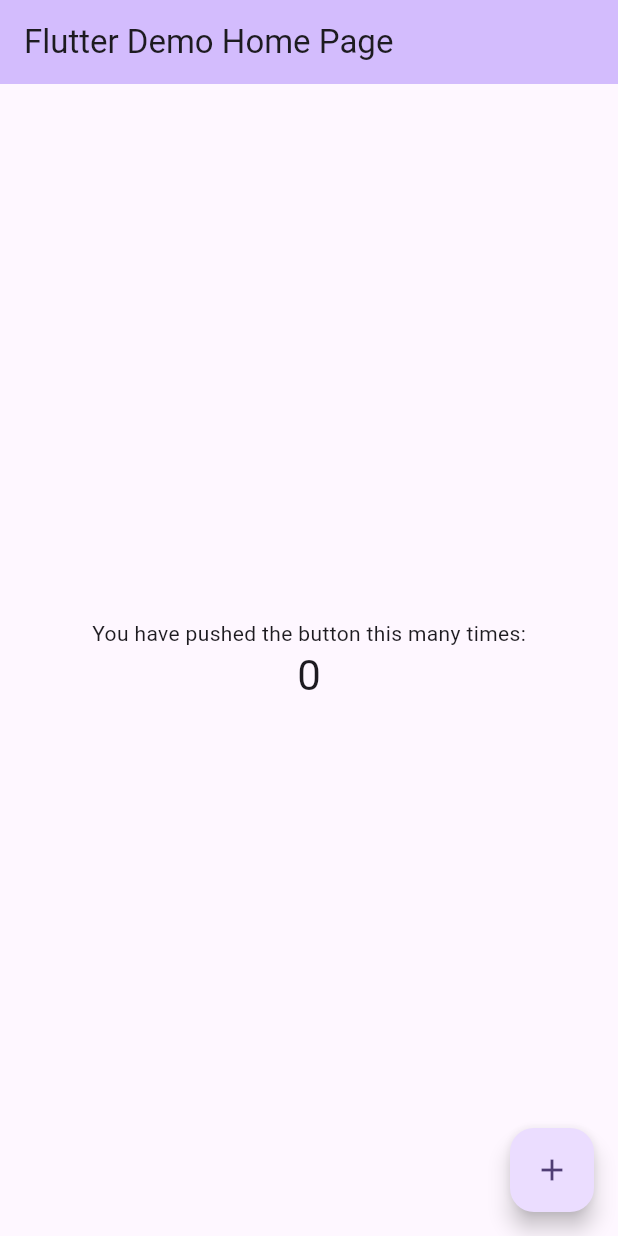
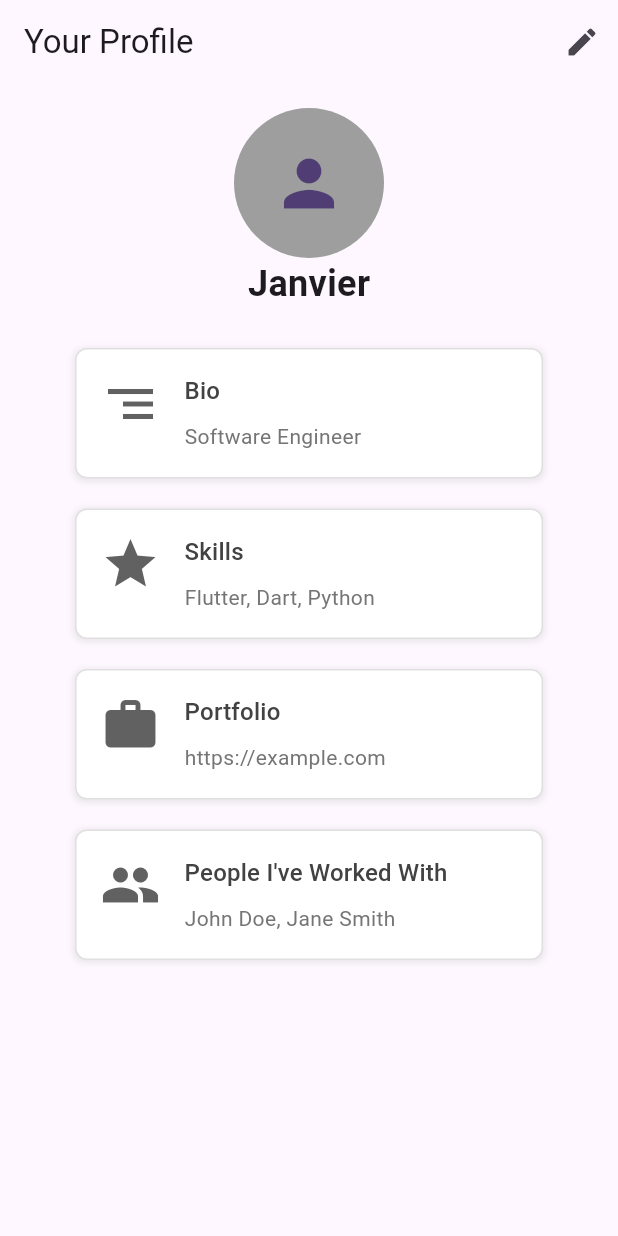
Before and after one commit to DaveSaah/collabhub, a Flutter app: the screen it shows after launch, on a phone screen of 412 x 824 dp. Run offline on Flutter 3.47's test engine with Material 3 defaults, Android fonts, the phone set to English and light mode, and no system bars.

Commit message:
feat: add view profile page

```diff
--- /dev/null
+++ b/lib/components/info_card.dart
@@ -0,0 +1,70 @@
+import 'package:flutter/material.dart';
+
+class InfoCard extends StatelessWidget {
+  final String title;
+  final String description;
+  final IconData icon;
+  final Color? backgroundColor;
+
+  const InfoCard({
+    super.key,
+    required this.title,
+    required this.description,
+    required this.icon,
+    this.backgroundColor,
+  });
+
+  @override
+  Widget build(BuildContext context) {
+    return Container(
+      margin: const EdgeInsets.all(10.0),
+      decoration: BoxDecoration(
+        border: Border.all(color: Colors.grey[300]!, width: 1.0),
+        borderRadius: BorderRadius.circular(8.0),
+        color: backgroundColor ?? Colors.white,
+        boxShadow: [
+          BoxShadow(
+            color: Colors.grey.withValues(alpha: .2),
+            spreadRadius: 1,
+            blurRadius: 3,
+            offset: const Offset(0, 1),
+          ),
+        ],
+      ),
+      child: Padding(
+        padding: const EdgeInsets.all(16.0),
+        child: Row(
+          crossAxisAlignment: CrossAxisAlignment.start,
+          children: [
+            // Icon on the left
+            Icon(icon, size: 40.0, color: Colors.grey[700]),
+            const SizedBox(width: 16.0), // Spacing between icon and text
+            // Text content on the right
+            Expanded(
+              child: Column(
+                crossAxisAlignment: CrossAxisAlignment.start,
+                children: [
+                  Text(
+                    title,
+                    style: Theme.of(context).textTheme.titleMedium?.copyWith(
+                      fontWeight: FontWeight.w500,
+                      color: Colors.grey[800],
+                    ),
+                  ),
+                  const SizedBox(height: 8.0),
+                  Text(
+                    description,
+                    style: Theme.of(context).textTheme.bodyMedium?.copyWith(
+                      color: Colors.grey[600],
+                      height: 1.5,
+                    ),
+                  ),
+                ],
+              ),
+            ),
+          ],
+        ),
+      ),
+    );
+  }
+}
--- a/lib/main.dart
+++ b/lib/main.dart
@@ -1,4 +1,5 @@
 import 'package:flutter/material.dart';
+import 'package:collabhub/views/profile.dart';
 
 void main() {
   runApp(const MyApp());
@@ -12,111 +13,11 @@ class MyApp extends StatelessWidget {
   Widget build(BuildContext context) {
     return MaterialApp(
       title: 'Flutter Demo',
+      debugShowCheckedModeBanner: false,
       theme: ThemeData(
-        // This is the theme of your application.
-        //
-        // TRY THIS: Try running your application with "flutter run". You'll see
-        // the application has a purple toolbar. Then, without quitting the app,
-        // try changing the seedColor in the colorScheme below to Colors.green
-        // and then invoke "hot reload" (save your changes or press the "hot
-        // reload" button in a Flutter-supported IDE, or press "r" if you used
-        // the command line to start the app).
-        //
-        // Notice that the counter didn't reset back to zero; the application
-        // state is not lost during the reload. To reset the state, use hot
-        // restart instead.
-        //
-        // This works for code too, not just values: Most code changes can be
-        // tested with just a hot reload.
         colorScheme: ColorScheme.fromSeed(seedColor: Colors.deepPurple),
       ),
-      home: const MyHomePage(title: 'Flutter Demo Home Page'),
+      home: const ProfileView(),
     );
   }
 }
-
-class MyHomePage extends StatefulWidget {
-  const MyHomePage({super.key, required this.title});
-
-  // This widget is the home page of your application. It is stateful, meaning
-  // that it has a State object (defined below) that contains fields that affect
-  // how it looks.
-
-  // This class is the configuration for the state. It holds the values (in this
-  // case the title) provided by the parent (in this case the App widget) and
-  // used by the build method of the State. Fields in a Widget subclass are
-  // always marked "final".
-
-  final String title;
-
-  @override
-  State<MyHomePage> createState() => _MyHomePageState();
-}
-
-class _MyHomePageState extends State<MyHomePage> {
-  int _counter = 0;
-
-  void _incrementCounter() {
-    setState(() {
-      // This call to setState tells the Flutter framework that something has
-      // changed in this State, which causes it to rerun the build method below
-      // so that the display can reflect the updated values. If we changed
-      // _counter without calling setState(), then the build method would not be
-      // called again, and so nothing would appear to happen.
-      _counter++;
-    });
-  }
-
-  @override
-  Widget build(BuildContext context) {
-    // This method is rerun every time setState is called, for instance as done
-    // by the _incrementCounter method above.
-    //
-    // The Flutter framework has been optimized to make rerunning build methods
-    // fast, so that you can just rebuild anything that needs updating rather
-    // than having to individually change instances of widgets.
-    return Scaffold(
-      appBar: AppBar(
-        // TRY THIS: Try changing the color here to a specific color (to
-        // Colors.amber, perhaps?) and trigger a hot reload to see the AppBar
-        // change color while the other colors stay the same.
-        backgroundColor: Theme.of(context).colorScheme.inversePrimary,
-        // Here we take the value from the MyHomePage object that was created by
-        // the App.build method, and use it to set our appbar title.
-        title: Text(widget.title),
-      ),
-      body: Center(
-        // Center is a layout widget. It takes a single child and positions it
-        // in the middle of the parent.
-        child: Column(
-          // Column is also a layout widget. It takes a list of children and
-          // arranges them vertically. By default, it sizes itself to fit its
-          // children horizontally, and tries to be as tall as its parent.
-          //
-          // Column has various properties to control how it sizes itself and
-          // how it positions its children. Here we use mainAxisAlignment to
-          // center the children vertically; the main axis here is the vertical
-          // axis because Columns are vertical (the cross axis would be
-          // horizontal).
-          //
-          // TRY THIS: Invoke "debug painting" (choose the "Toggle Debug Paint"
-          // action in the IDE, or press "p" in the console), to see the
-          // wireframe for each widget.
-          mainAxisAlignment: MainAxisAlignment.center,
-          children: <Widget>[
-            const Text('You have pushed the button this many times:'),
-            Text(
-              '$_counter',
-              style: Theme.of(context).textTheme.headlineMedium,
-            ),
-          ],
-        ),
-      ),
-      floatingActionButton: FloatingActionButton(
-        onPressed: _incrementCounter,
-        tooltip: 'Increment',
-        child: const Icon(Icons.add),
-      ), // This trailing comma makes auto-formatting nicer for build methods.
-    );
-  }
-}
--- /dev/null
+++ b/lib/views/profile.dart
@@ -0,0 +1,57 @@
+import 'package:collabhub/components/info_card.dart';
+import 'package:flutter/material.dart';
+
+class ProfileView extends StatelessWidget {
+  const ProfileView({super.key});
+
+  @override
+  Widget build(BuildContext context) {
+    return Scaffold(
+      appBar: AppBar(
+        title: const Text('Your Profile'),
+        actions: [IconButton(icon: const Icon(Icons.edit), onPressed: () {})],
+      ),
+      // wrap column with padding
+      body: Padding(
+        padding: const EdgeInsets.only(top: 16.0, left: 40.0, right: 40.0),
+        child: Center(
+          child: Column(
+            children: [
+              // create a profile picture
+              CircleAvatar(
+                radius: 50,
+                backgroundColor: Colors.grey,
+                child: Icon(Icons.person, size: 50),
+              ),
+              Text(
+                'Janvier',
+                style: TextStyle(fontSize: 24, fontWeight: FontWeight.bold),
+              ),
+              SizedBox(height: 16),
+              InfoCard(
+                title: 'Bio',
+                icon: Icons.segment,
+                description: 'Software Engineer',
+              ),
+              InfoCard(
+                title: "Skills",
+                icon: Icons.star,
+                description: "Flutter, Dart, Python",
+              ),
+              InfoCard(
+                title: "Portfolio",
+                icon: Icons.work,
+                description: "https://example.com",
+              ),
+              InfoCard(
+                title: "People I've Worked With",
+                icon: Icons.people,
+                description: "John Doe, Jane Smith",
+              ),
+            ],
+          ),
+        ),
+      ),
+    );
+  }
+}
```
